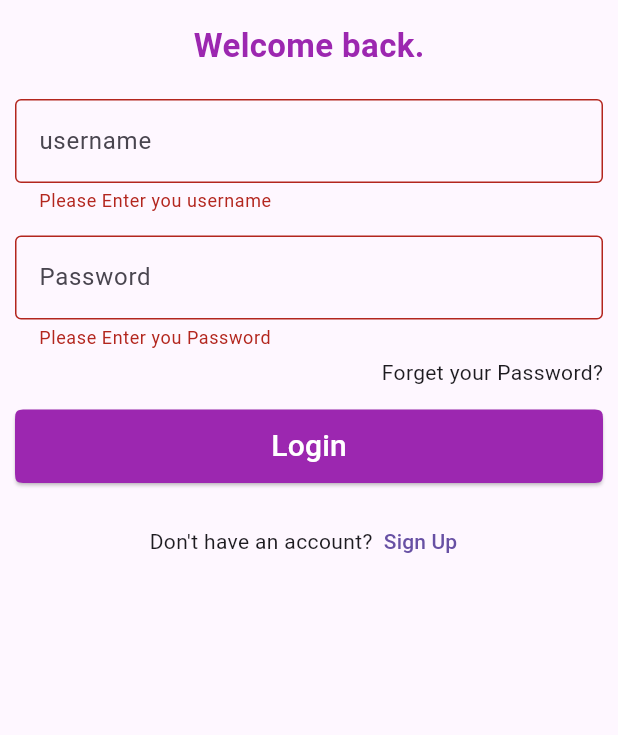
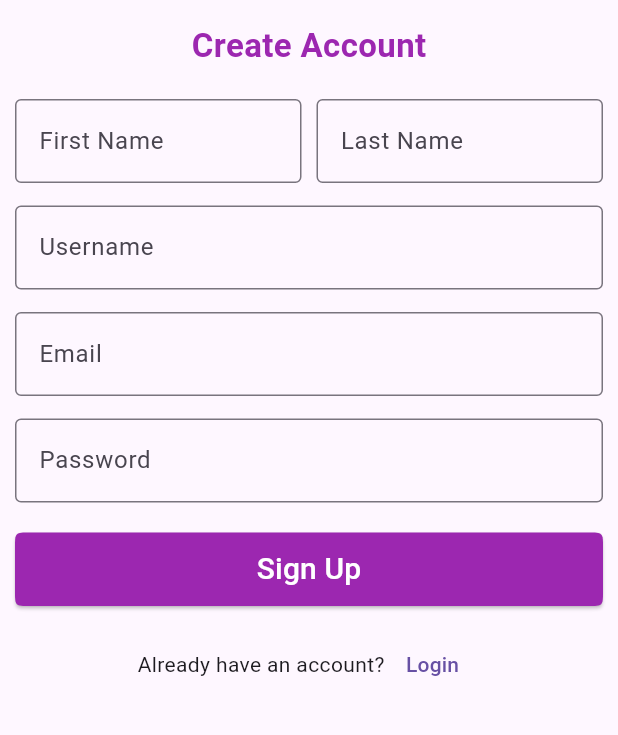
Before and after one commit to TarekMohammedgg/store_app, a Flutter app: the screen it shows after launch, after a tap on "Login", after a tap on "Sign Up", on a phone screen of 412 x 824 dp, the part 180-915 px from its top. Run offline on Flutter 3.47's test engine with Material 3 defaults, Android fonts, the phone set to English and light mode, and no system bars; our stand-ins replace dio, flutter_bloc, shared_preferences; network calls fail.

Commit message:
feat: implement cart functionality and signup feature

```diff
--- a/lib/core/routing/app_route.dart
+++ b/lib/core/routing/app_route.dart
@@ -1,19 +1,39 @@
 import 'package:flutter/material.dart';
-import 'package:flutter/widgets.dart';
+import 'package:flutter_bloc/flutter_bloc.dart';
 import 'package:store_app/core/routing/routes.dart';
 import 'package:store_app/features/home/presentation/screens/home_screen.dart';
 import 'package:store_app/features/login/views/login_screen.dart';
+import 'package:store_app/features/my_cart/data/repo/cart_repo.dart';
+import 'package:store_app/features/my_cart/presentation/cubit/cart_cubit.dart';
+import 'package:store_app/features/my_cart/presentation/screens/my_cart_screen.dart';
 import 'package:store_app/features/profile/presentation/screens/profile_screen.dart';
+import 'package:store_app/features/signup/presentation/screens/signup_screen.dart';
 
 class AppRouter {
+  final CartCubit _cartCubit = CartCubit(CartRepo());
+
   Route generateRoute(RouteSettings settings) {
     switch (settings.name) {
       case Routes.homeScreen:
-        return MaterialPageRoute(builder: (_) => HomeScreen());
+        return MaterialPageRoute(
+          builder: (_) => BlocProvider.value(
+            value: _cartCubit,
+            child: HomeScreen(),
+          ),
+        );
       case Routes.loginScreen:
         return MaterialPageRoute(builder: (_) => LoginScreen());
       case Routes.profileScreen:
         return MaterialPageRoute(builder: (_) => ProfileScreen());
+      case Routes.signupScreen:
+        return MaterialPageRoute(builder: (_) => SignupScreen());
+      case Routes.myCartScreen:
+        return MaterialPageRoute(
+          builder: (_) => BlocProvider.value(
+            value: _cartCubit,
+            child: MyCartScreen(),
+          ),
+        );
       default:
         return MaterialPageRoute(
           builder: (_) => Scaffold(
--- a/lib/core/routing/routes.dart
+++ b/lib/core/routing/routes.dart
@@ -2,4 +2,6 @@ class Routes {
   static const String homeScreen = "HomeScreen";
   static const String loginScreen = "LoginScreen";
   static const String profileScreen = "ProfileScreen";
+  static const String signupScreen = "SignupScreen";
+  static const String myCartScreen = "MyCartScreen";
 }
--- a/lib/features/login/views/login_screen.dart
+++ b/lib/features/login/views/login_screen.dart
@@ -124,7 +124,9 @@ class LoginScreen extends StatelessWidget {
                                     EdgeInsetsGeometry.all(0),
                                   ),
                                 ),
-                                onPressed: () {},
+                                onPressed: () {
+                                  Navigator.pushNamed(context, Routes.signupScreen);
+                                },
                                 child: Text("Sign Up"),
                               ),
                             ],
--- /dev/null
+++ b/lib/features/my_cart/data/repo/cart_repo.dart
@@ -0,0 +1,31 @@
+import 'package:store_app/features/home/data/models/product_model.dart';
+
+class CartRepo {
+  static final CartRepo _instance = CartRepo._();
+  factory CartRepo() => _instance;
+  CartRepo._();
+
+  final List<ProductModel> _items = [];
+
+  List<ProductModel> get items => List.unmodifiable(_items);
+
+  bool containsItem(int productId) {
+    return _items.any((item) => item.id == productId);
+  }
+
+  void addItem(ProductModel product) {
+    _items.add(product);
+  }
+
+  void removeItem(int index) {
+    _items.removeAt(index);
+  }
+
+  void clear() {
+    _items.clear();
+  }
+
+  double get totalPrice {
+    return _items.fold(0, (sum, item) => sum + (double.tryParse(item.price) ?? 0));
+  }
+}
--- /dev/null
+++ b/lib/features/signup/data/models/signup_request_model.dart
@@ -0,0 +1,25 @@
+class SignupRequestModel {
+  final String firstName;
+  final String lastName;
+  final String username;
+  final String email;
+  final String password;
+
+  SignupRequestModel({
+    required this.firstName,
+    required this.lastName,
+    required this.username,
+    required this.email,
+    required this.password,
+  });
+
+  Map<String, dynamic> toJson() {
+    return {
+      'firstName': firstName,
+      'lastName': lastName,
+      'username': username,
+      'email': email,
+      'password': password,
+    };
+  }
+}
--- /dev/null
+++ b/lib/features/signup/data/repo/signup_repo.dart
@@ -0,0 +1,19 @@
+import 'package:dio/dio.dart';
+import 'package:store_app/features/signup/data/models/signup_request_model.dart';
+
+class SignupRepo {
+  final Dio _dio = Dio(
+    BaseOptions(
+      baseUrl: "https://dummyjson.com/",
+      headers: {'Content-Type': 'application/json'},
+    ),
+  );
+
+  Future<Map<String, dynamic>> signup(SignupRequestModel request) async {
+    final response = await _dio.post(
+      "users/add",
+      data: request.toJson(),
+    );
+    return response.data;
+  }
+}
--- /dev/null
+++ b/lib/features/signup/presentation/cubit/signup_states.dart
@@ -0,0 +1,15 @@
+abstract class SignupStates {}
+
+class SignupInitial extends SignupStates {}
+
+class SignupLoading extends SignupStates {}
+
+class SignupSuccess extends SignupStates {
+  final Map<String, dynamic> data;
+  SignupSuccess(this.data);
+}
+
+class SignupError extends SignupStates {
+  final String message;
+  SignupError(this.message);
+}
--- /dev/null
+++ b/lib/features/signup/presentation/screens/signup_screen.dart
@@ -0,0 +1,184 @@
+import 'package:flutter/material.dart';
+import 'package:flutter_bloc/flutter_bloc.dart';
+import 'package:store_app/core/app_images.dart';
+import 'package:store_app/core/routing/routes.dart';
+import 'package:store_app/features/login/widgets/custom_button.dart';
+import 'package:store_app/features/login/widgets/custom_textformfield.dart';
+import 'package:store_app/features/signup/data/repo/signup_repo.dart';
+import 'package:store_app/features/signup/presentation/cubit/signup_cubit.dart';
+import 'package:store_app/features/signup/presentation/cubit/signup_states.dart';
+
+class SignupScreen extends StatelessWidget {
+  SignupScreen({super.key});
+
+  final TextEditingController firstNameController = TextEditingController();
+  final TextEditingController lastNameController = TextEditingController();
+  final TextEditingController usernameController = TextEditingController();
+  final TextEditingController emailController = TextEditingController();
+  final TextEditingController passwordController = TextEditingController();
+  final _formKey = GlobalKey<FormState>();
+
+  @override
+  Widget build(BuildContext context) {
+    return GestureDetector(
+      onTap: () => FocusScope.of(context).unfocus(),
+      child: BlocProvider(
+        create: (context) => SignupCubit(SignupRepo()),
+        child: BlocConsumer<SignupCubit, SignupStates>(
+          listener: (context, state) {
+            if (state is SignupSuccess) {
+              ScaffoldMessenger.of(context).showSnackBar(
+                SnackBar(content: Text("Account created successfully!")),
+              );
+              Navigator.pushReplacementNamed(context, Routes.loginScreen);
+            } else if (state is SignupError) {
+              ScaffoldMessenger.of(context).showSnackBar(
+                SnackBar(content: Text("Error: ${state.message}")),
+              );
+            }
+          },
+          builder: (context, state) {
+            return Scaffold(
+              resizeToAvoidBottomInset: true,
+              body: SafeArea(
+                child: Padding(
+                  padding: const EdgeInsets.symmetric(
+                    horizontal: 10,
+                    vertical: 20,
+                  ),
+                  child: SingleChildScrollView(
+                    child: Form(
+                      key: _formKey,
+                      child: Column(
+                        children: [
+                          Image.asset(
+                            AppImages.logoImage,
+                            height: 100,
+                            width: 100,
+                          ),
+                          SizedBox(height: 15),
+                          Text(
+                            "Create Account",
+                            style: TextStyle(
+                              color: Colors.purple,
+                              fontSize: 22,
+                              fontWeight: FontWeight.bold,
+                            ),
+                          ),
+                          SizedBox(height: 20),
+                          Row(
+                            children: [
+                              Expanded(
+                                child: CustomTextFormField(
+                                  passwordController: firstNameController,
+                                  hint: "First Name",
+                                  validator: (value) {
+                                    if (value == null || value.isEmpty) {
+                                      return "Required";
+                                    }
+                                    return null;
+                                  },
+                                ),
+                              ),
+                              SizedBox(width: 10),
+                              Expanded(
+                                child: CustomTextFormField(
+                                  passwordController: lastNameController,
+                                  hint: "Last Name",
+                                  validator: (value) {
+                                    if (value == null || value.isEmpty) {
+                                      return "Required";
+                                    }
+                                    return null;
+                                  },
+                                ),
+                              ),
+                            ],
+                          ),
+                          SizedBox(height: 15),
+                          CustomTextFormField(
+                            passwordController: usernameController,
+                            hint: "Username",
+                            validator: (value) {
+                              if (value == null || value.isEmpty) {
+                                return "Please enter a username";
+                              }
+                              return null;
+                            },
+                          ),
+                          SizedBox(height: 15),
+                          CustomTextFormField(
+                            passwordController: emailController,
+                            hint: "Email",
+                            validator: (value) {
+                              if (value == null || value.isEmpty) {
+                                return "Please enter your email";
+                              }
+                              return null;
+                            },
+                          ),
+                          SizedBox(height: 15),
+                          CustomTextFormField(
+                            passwordController: passwordController,
+                            hint: "Password",
+                            validator: (value) {
+                              if (value == null || value.isEmpty) {
+                                return "Please enter a password";
+                              } else if (value.length < 6) {
+                                return "Enter at least 6 characters";
+                              }
+                              return null;
+                            },
+                          ),
+                          SizedBox(height: 20),
+                          state is SignupLoading
+                              ? Center(child: CircularProgressIndicator())
+                              : CustomButton(
+                                  title: "Sign Up",
+                                  onPressed: () {
+                                    if (_formKey.currentState!.validate()) {
+                                      FocusScope.of(context).unfocus();
+                                      context.read<SignupCubit>().signup(
+                                            firstName:
+                                                firstNameController.text,
+                                            lastName: lastNameController.text,
+                                            username:
+                                                usernameController.text,
+                                            email: emailController.text,
+                                            password:
+                                                passwordController.text,
+                                          );
+                                    }
+                                  },
+                                ),
+                          SizedBox(height: 15),
+                          Row(
+                            mainAxisAlignment: MainAxisAlignment.center,
+                            children: [
+                              Text("Already have an account?"),
+                              TextButton(
+                                style: ButtonStyle(
+                                  padding: WidgetStatePropertyAll(
+                                    EdgeInsetsGeometry.all(0),
+                                  ),
+                                ),
+                                onPressed: () {
+                                  Navigator.pop(context);
+                                },
+                                child: Text("Login"),
+                              ),
+                            ],
+                          ),
+                        ],
+                      ),
+                    ),
+                  ),
+                ),
+              ),
+            );
+          },
+        ),
+      ),
+    );
+  }
+}
--- a/lib/main.dart
+++ b/lib/main.dart
@@ -7,20 +7,23 @@ void main() async {
   WidgetsFlutterBinding.ensureInitialized();
   await CacheHelper.init();
 
-  runApp(const StoreApp());
+  runApp(StoreApp());
 }
 
 class StoreApp extends StatelessWidget {
-  const StoreApp({super.key});
+  StoreApp({super.key});
+
+  final _appRouter = AppRouter();
 
   @override
   Widget build(BuildContext context) {
     return MaterialApp(
       title: "Store App",
+      debugShowCheckedModeBanner: false,
       initialRoute: CacheHelper.getData("AccessToken") != null
           ? Routes.homeScreen
           : Routes.loginScreen,
-      onGenerateRoute: AppRouter().generateRoute,
+      onGenerateRoute: _appRouter.generateRoute,
     );
   }
 }
```
Also changed, not shown: lib/features/home/presentation/screens/home_screen.dart (+49 -13 lines), lib/features/home/presentation/screens/widgets/product_item.dart (+56 -14 lines), lib/features/my_cart/presentation/cubit/cart_cubit.dart (added, +36 -0 lines), lib/features/my_cart/presentation/cubit/cart_states.dart (added, +12 -0 lines), lib/features/my_cart/presentation/screens/my_cart_screen.dart (added, +107 -0 lines), lib/features/my_cart/presentation/screens/widgets/cart_item_tile.dart (added, +88 -0 lines), lib/features/signup/presentation/cubit/signup_cubit.dart (added, +33 -0 lines).
